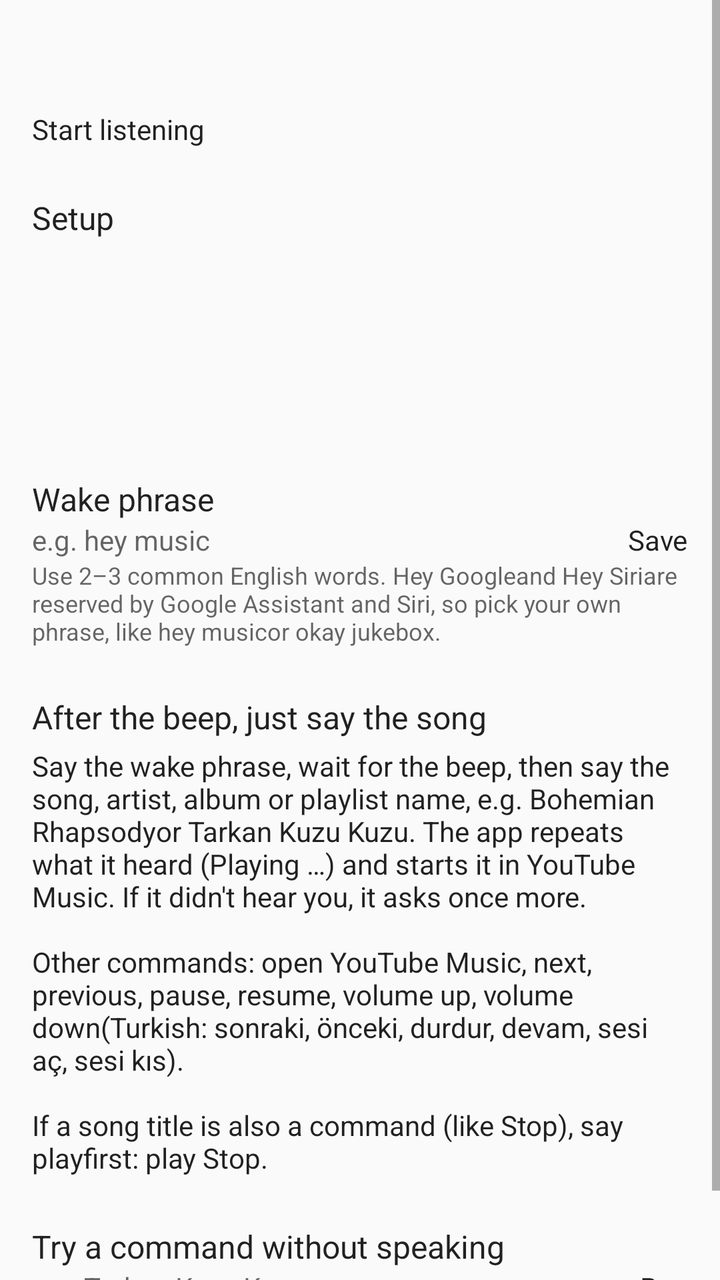
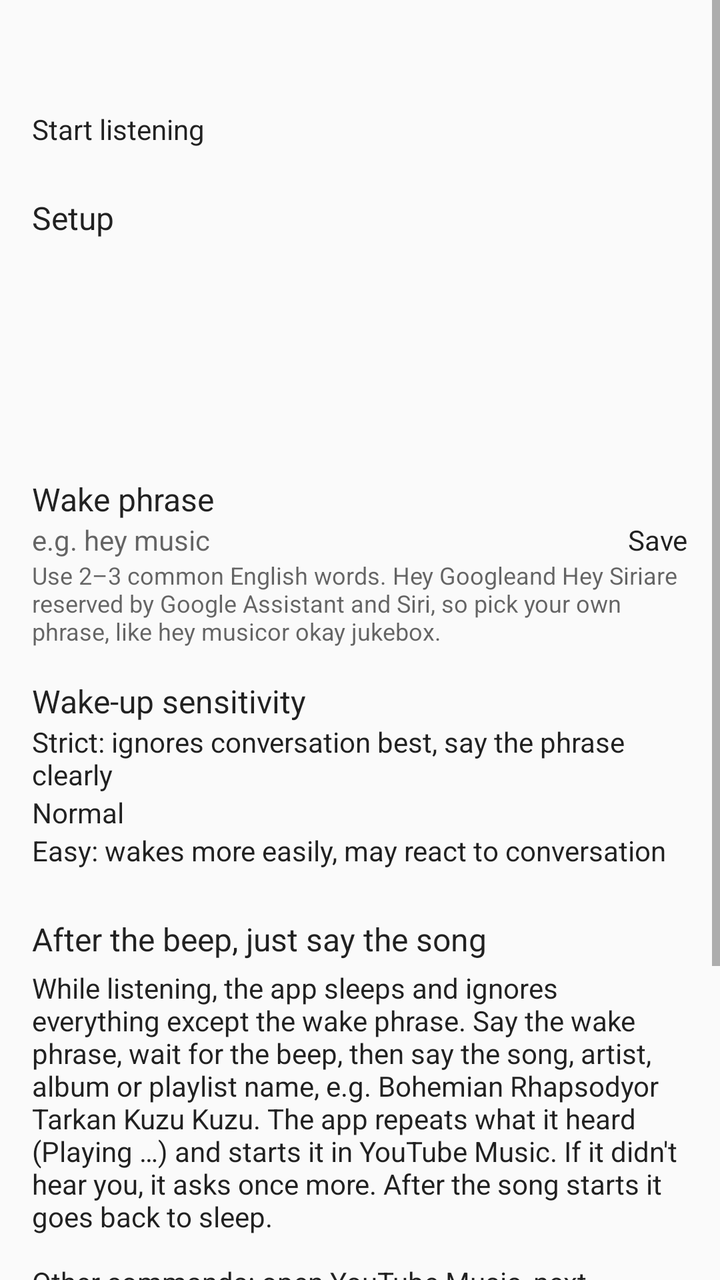

Before-and-after screenshots of an Android layout around one commit, followed by the original layout XML and the change that was made.
<!-- AndroidManifest.xml: application theme AppTheme -->
<!-- res/layout/activity_main.xml -->
<?xml version="1.0" encoding="utf-8"?>
<ScrollView xmlns:android="http://schemas.android.com/apk/res/android"
    android:layout_width="match_parent"
    android:layout_height="match_parent"
    android:fitsSystemWindows="true">

    <LinearLayout
        android:layout_width="match_parent"
        android:layout_height="wrap_content"
        android:orientation="vertical"
        android:padding="16dp">

        <TextView
            android:id="@+id/status"
            android:layout_width="match_parent"
            android:layout_height="wrap_content"
            android:textAppearance="@android:style/TextAppearance.Material.Title" />

        <Button
            android:id="@+id/toggle_listening"
            android:layout_width="match_parent"
            android:layout_height="wrap_content"
            android:layout_marginTop="12dp"
            android:text="@string/start_listening" />

        
        <TextView
            android:layout_width="match_parent"
            android:layout_height="wrap_content"
            android:layout_marginTop="24dp"
            android:text="@string/setup_title"
            android:textAppearance="@android:style/TextAppearance.Material.Subhead" />

        <Button
            android:id="@+id/setup_microphone"
            android:layout_width="match_parent"
            android:layout_height="wrap_content" />

        <Button
            android:id="@+id/setup_model"
            android:layout_width="match_parent"
            android:layout_height="wrap_content" />

        <ProgressBar
            android:id="@+id/model_progress"
            style="@android:style/Widget.Material.ProgressBar.Horizontal"
            android:layout_width="match_parent"
            android:layout_height="wrap_content"
            android:max="100"
            android:visibility="gone" />

        <Button
            android:id="@+id/setup_notification_access"
            android:layout_width="match_parent"
            android:layout_height="wrap_content" />

        <Button
            android:id="@+id/setup_overlay"
            android:layout_width="match_parent"
            android:layout_height="wrap_content" />

        <Button
            android:id="@+id/setup_notifications"
            android:layout_width="match_parent"
            android:layout_height="wrap_content" />

        
        <TextView
            android:layout_width="match_parent"
            android:layout_height="wrap_content"
            android:layout_marginTop="24dp"
            android:text="@string/wake_phrase_title"
            android:textAppearance="@android:style/TextAppearance.Material.Subhead" />

        <LinearLayout
            android:layout_width="match_parent"
            android:layout_height="wrap_content"
            android:orientation="horizontal">

            <EditText
                android:id="@+id/wake_phrase"
                android:layout_width="0dp"
                android:layout_height="wrap_content"
                android:layout_weight="1"
                android:hint="@string/wake_phrase_hint"
                android:importantForAutofill="no"
                android:inputType="text"
                android:maxLines="1" />

            <Button
                android:id="@+id/save_wake_phrase"
                android:layout_width="wrap_content"
                android:layout_height="wrap_content"
                android:text="@string/save" />
        </LinearLayout>

        <TextView
            android:layout_width="match_parent"
            android:layout_height="wrap_content"
            android:text="@string/wake_phrase_help"
            android:textAppearance="@android:style/TextAppearance.Material.Caption" />

        
        <TextView
            android:layout_width="match_parent"
            android:layout_height="wrap_content"
            android:layout_marginTop="24dp"
            android:text="@string/commands_title"
            android:textAppearance="@android:style/TextAppearance.Material.Subhead" />

        <TextView
            android:layout_width="match_parent"
            android:layout_height="wrap_content"
            android:layout_marginTop="4dp"
            android:text="@string/commands_help"
            android:textAppearance="@android:style/TextAppearance.Material.Body1" />

        
        <TextView
            android:layout_width="match_parent"
            android:layout_height="wrap_content"
            android:layout_marginTop="24dp"
            android:text="@string/test_title"
            android:textAppearance="@android:style/TextAppearance.Material.Subhead" />

        <LinearLayout
            android:layout_width="match_parent"
            android:layout_height="wrap_content"
            android:orientation="horizontal">

            <EditText
                android:id="@+id/test_command"
                android:layout_width="0dp"
                android:layout_height="wrap_content"
                android:layout_weight="1"
                android:hint="@string/test_hint"
                android:importantForAutofill="no"
                android:inputType="text"
                android:maxLines="1" />

            <Button
                android:id="@+id/run_test_command"
                android:layout_width="wrap_content"
                android:layout_height="wrap_content"
                android:text="@string/run" />
        </LinearLayout>

        <TextView
            android:id="@+id/test_result"
            android:layout_width="match_parent"
            android:layout_height="wrap_content"
            android:textAppearance="@android:style/TextAppearance.Material.Body1" />
    </LinearLayout>
</ScrollView>
<!-- resources referenced by this layout -->
<resources>
  <string name="commands_help">Say the wake phrase, wait for the beep, then say the song, artist, album or playlist name, e.g. "Bohemian Rhapsody" or "Tarkan Kuzu Kuzu". The app repeats what it heard ("Playing …") and starts it in YouTube Music. If it didn\'t hear you, it asks once more.\n\nOther commands: "open YouTube Music", "next", "previous", "pause", "resume", "volume up", "volume down" (Turkish: "sonraki", "önceki", "durdur", "devam", "sesi aç", "sesi kıs").\n\nIf a song title is also a command (like "Stop"), say "play" first: "play Stop".</string>
  <string name="commands_title">After the beep, just say the song</string>
  <string name="run">Run</string>
  <string name="save">Save</string>
  <string name="setup_title">Setup</string>
  <string name="start_listening">Start listening</string>
  <string name="test_hint">e.g. Tarkan Kuzu Kuzu</string>
  <string name="test_title">Try a command without speaking</string>
  <string name="wake_phrase_help">Use 2–3 common English words. "Hey Google" and "Hey Siri" are reserved by Google Assistant and Siri, so pick your own phrase, like "hey music" or "okay jukebox".</string>
  <string name="wake_phrase_hint">e.g. hey music</string>
  <string name="wake_phrase_title">Wake phrase</string>
  <style name="AppTheme" parent="android:Theme.Material.Light.DarkActionBar">
          <item name="android:colorPrimary">#C62828</item>
          <item name="android:colorPrimaryDark">#8E0000</item>
          <item name="android:colorAccent">#C62828</item>
      </style>
</resources>

<!-- the commit's change to res/layout/activity_main.xml (unified diff, before → after) -->
@@ -100,6 +100,37 @@
             android:text="@string/wake_phrase_help"
             android:textAppearance="@android:style/TextAppearance.Material.Caption" />
 
+        <TextView
+            android:layout_width="match_parent"
+            android:layout_height="wrap_content"
+            android:layout_marginTop="16dp"
+            android:text="@string/sensitivity_title"
+            android:textAppearance="@android:style/TextAppearance.Material.Subhead" />
+
+        <RadioGroup
+            android:id="@+id/sensitivity"
+            android:layout_width="match_parent"
+            android:layout_height="wrap_content">
+
+            <RadioButton
+                android:id="@+id/sensitivity_low"
+                android:layout_width="match_parent"
+                android:layout_height="wrap_content"
+                android:text="@string/sensitivity_low" />
+
+            <RadioButton
+                android:id="@+id/sensitivity_normal"
+                android:layout_width="match_parent"
+                android:layout_height="wrap_content"
+                android:text="@string/sensitivity_normal" />
+
+            <RadioButton
+                android:id="@+id/sensitivity_high"
+                android:layout_width="match_parent"
+                android:layout_height="wrap_content"
+                android:text="@string/sensitivity_high" />
+        </RadioGroup>
+
         
         <TextView
             android:layout_width="match_parent"
<!-- resource entries referenced after the edit -->
@@ -1,9 +1,13 @@
 <!-- resources referenced by this layout -->
 <resources>
-  <string name="commands_help">Say the wake phrase, wait for the beep, then say the song, artist, album or playlist name, e.g. "Bohemian Rhapsody" or "Tarkan Kuzu Kuzu". The app repeats what it heard ("Playing …") and starts it in YouTube Music. If it didn\'t hear you, it asks once more.\n\nOther commands: "open YouTube Music", "next", "previous", "pause", "resume", "volume up", "volume down" (Turkish: "sonraki", "önceki", "durdur", "devam", "sesi aç", "sesi kıs").\n\nIf a song title is also a command (like "Stop"), say "play" first: "play Stop".</string>
+  <string name="commands_help">While listening, the app sleeps and ignores everything except the wake phrase. Say the wake phrase, wait for the beep, then say the song, artist, album or playlist name, e.g. "Bohemian Rhapsody" or "Tarkan Kuzu Kuzu". The app repeats what it heard ("Playing …") and starts it in YouTube Music. If it didn\'t hear you, it asks once more. After the song starts it goes back to sleep.\n\nOther commands: "open YouTube Music", "next", "previous", "pause", "resume", "volume up", "volume down" (Turkish: "sonraki", "önceki", "durdur", "devam", "sesi aç", "sesi kıs").\n\nIf a song title is also a command (like "Stop"), say "play" first: "play Stop".</string>
   <string name="commands_title">After the beep, just say the song</string>
   <string name="run">Run</string>
   <string name="save">Save</string>
+  <string name="sensitivity_high">Easy: wakes more easily, may react to conversation</string>
+  <string name="sensitivity_low">Strict: ignores conversation best, say the phrase clearly</string>
+  <string name="sensitivity_normal">Normal</string>
+  <string name="sensitivity_title">Wake-up sensitivity</string>
   <string name="setup_title">Setup</string>
   <string name="start_listening">Start listening</string>
   <string name="test_hint">e.g. Tarkan Kuzu Kuzu</string>
